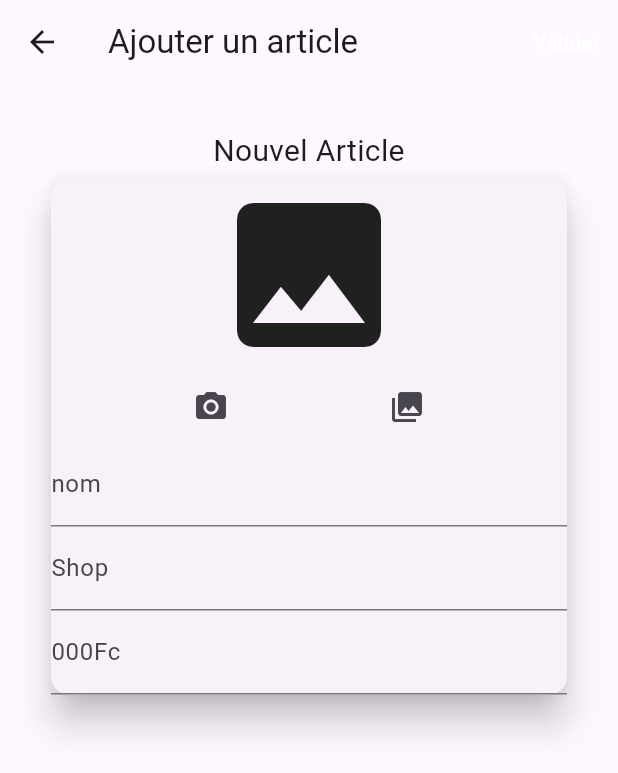
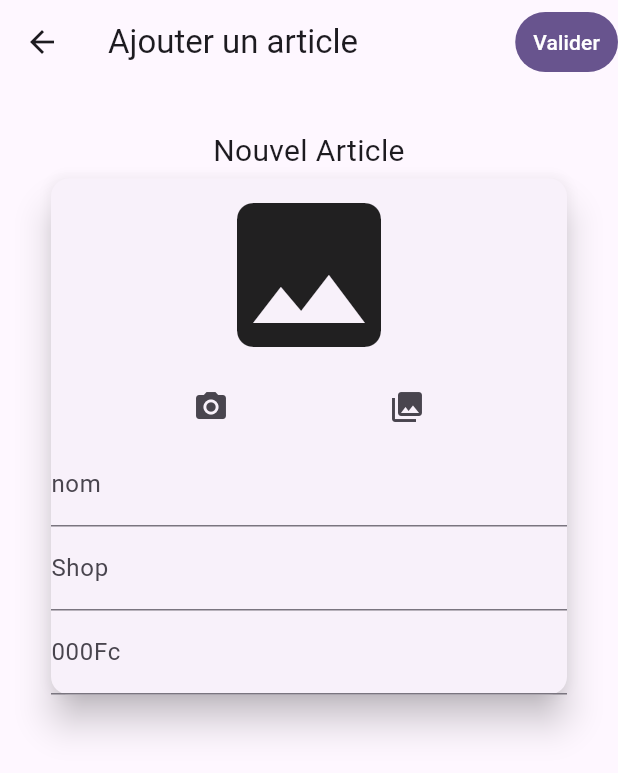
Before and after one commit to Josback04/sqflite_test, a Flutter app: the ArticleListView screen opened directly with empty values, after a tap on an icon or button, on a phone screen of 412 x 824 dp. Shown: the top 773 px of the screen. Run offline on Flutter 3.47's test engine with Material 3 defaults, Android fonts, the phone set to English and light mode, and no system bars; our stand-ins replace image_picker, sqflite; accounts and stored records are empty.

Commit message:
ajustement du custom appbar, ajout du callback

```diff
--- a/lib/views/Widgets/custom_appbar.dart
+++ b/lib/views/Widgets/custom_appbar.dart
@@ -10,12 +10,16 @@ class CustomAppbar extends AppBar {
       required this.callback,
       required this.titleString})
       : super(title: Text(titleString), actions: [
-          TextButton(
-              onPressed: callback,
-              child: Text(
-                buttonTitle,
-                style: TextStyle(color: Colors.white),
-              ))
+          Builder(builder: (context) {
+            return TextButton(
+                style: ElevatedButton.styleFrom(
+                    backgroundColor: Theme.of(context).primaryColor),
+                onPressed: callback,
+                child: Text(
+                  buttonTitle,
+                  style: TextStyle(color: Colors.white),
+                ));
+          })
         ]);
 
   @override
```
